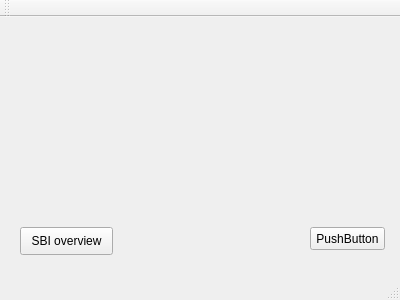
The window that mainwindow.ui (Roconda/Scrumboard) describes before a commit, drawn with Qt 5.
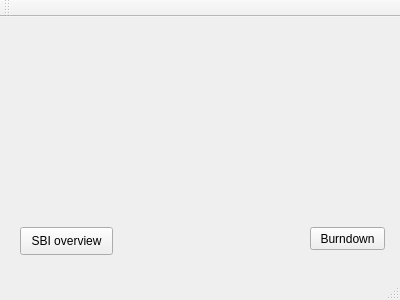
The same window after the commit.

Patch:
```diff
--- a/mainwindow.ui
+++ b/mainwindow.ui
@@ -24,7 +24,7 @@
      </rect>
     </property>
     <property name="text">
-     <string>PushButton</string>
+     <string>Burndown</string>
     </property>
    </widget>
    <widget class="QPushButton" name="sbiOverview">
```
Left out of the diff: 2 changed lines with no effect on the pictures.
